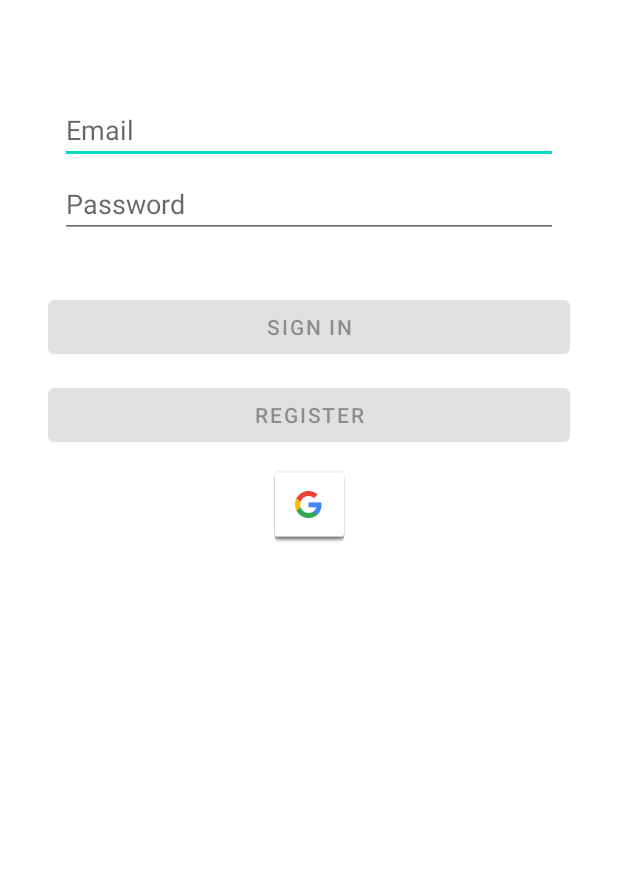
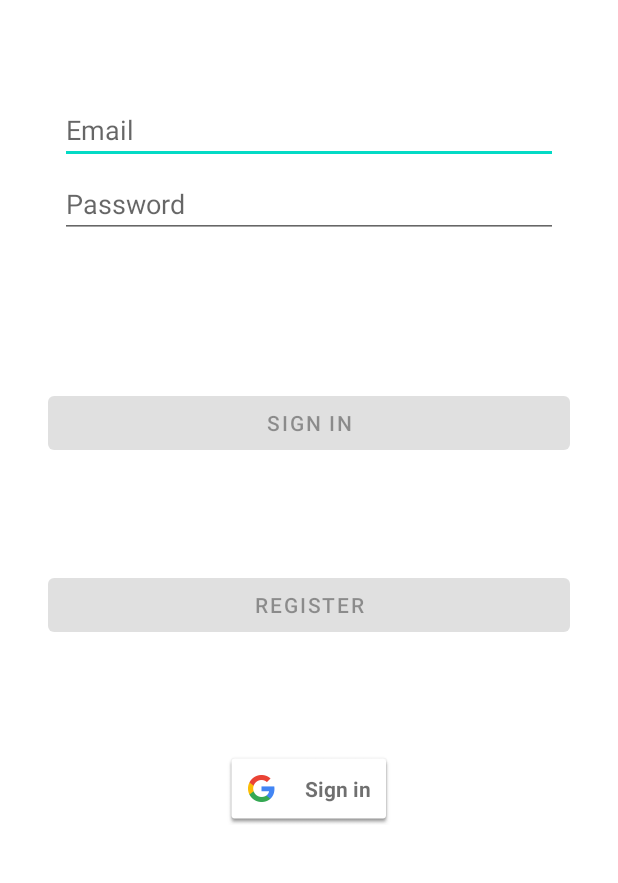
Before and after one commit to saul-h/student-planner-app, an Android app: the screen it shows after launch (LoginActivity), on a phone screen of 412 x 824 dp, the part 277-1160 px from its top. Run offline under Robolectric (Android 15) with nearby library versions, the phone set to English and light mode, and no system bars.

Commit message:
Google login

```diff
--- a/app/src/main/java/com/gseven/studentplanner/ui/login/LoginActivity.java
+++ b/app/src/main/java/com/gseven/studentplanner/ui/login/LoginActivity.java
@@ -14,6 +14,7 @@ import androidx.appcompat.app.AppCompatActivity;
 
 import android.text.Editable;
 import android.text.TextWatcher;
+import android.util.Log;
 import android.view.KeyEvent;
 import android.view.View;
 import android.view.inputmethod.EditorInfo;
@@ -23,6 +24,13 @@ import android.widget.ProgressBar;
 import android.widget.TextView;
 import android.widget.Toast;
 
+import com.google.android.gms.auth.api.signin.GoogleSignIn;
+import com.google.android.gms.auth.api.signin.GoogleSignInAccount;
+import com.google.android.gms.auth.api.signin.GoogleSignInClient;
+import com.google.android.gms.auth.api.signin.GoogleSignInOptions;
+import com.google.android.gms.common.SignInButton;
+import com.google.android.gms.common.api.ApiException;
+import com.google.android.gms.tasks.Task;
 import com.gseven.studentplanner.MainMenuActivity;
 import com.gseven.studentplanner.R;
 import com.gseven.studentplanner.ui.login.LoginViewModel;
@@ -30,6 +38,7 @@ import com.gseven.studentplanner.ui.login.LoginViewModelFactory;
 
 public class LoginActivity extends AppCompatActivity {
 
+    private static final int RC_SIGN_IN = 100;
     private LoginViewModel loginViewModel;
 
     @Override
@@ -43,6 +52,17 @@ public class LoginActivity extends AppCompatActivity {
         final EditText passwordEditText = findViewById(R.id.password);
         final Button loginButton = findViewById(R.id.login);
         final ProgressBar loadingProgressBar = findViewById(R.id.loading);
+        final SignInButton gSignInButton = findViewById(R.id.google_sign_in_button);
+        gSignInButton.setSize(SignInButton.SIZE_STANDARD);
+
+        // Configure sign-in to request the user's ID, email address, and basic
+        // profile. ID and basic profile are included in DEFAULT_SIGN_IN.
+        GoogleSignInOptions gso = new GoogleSignInOptions.Builder(GoogleSignInOptions.DEFAULT_SIGN_IN)
+                .requestEmail()
+                .build();
+
+        // Build a GoogleSignInClient with the options specified by gso.
+        GoogleSignInClient mGoogleSignInClient = GoogleSignIn.getClient(this, gso);
 
         loginViewModel.getLoginFormState().observe(this, new Observer<LoginFormState>() {
             @Override
@@ -117,9 +137,56 @@ public class LoginActivity extends AppCompatActivity {
                 loadingProgressBar.setVisibility(View.VISIBLE);
                 loginViewModel.login(usernameEditText.getText().toString(),
                 passwordEditText.getText().toString());
-
             }
         });
+
+        gSignInButton.setOnClickListener(new View.OnClickListener() {
+            @Override
+            public void onClick(View v) {
+                Intent signInIntent = mGoogleSignInClient.getSignInIntent();
+                // startActivity(signInIntent);
+                // TODO: implement startActivityForResult method
+                // String welcome = getString(R.string.welcome) + model.getDisplayName();
+                startActivityForResult(signInIntent, RC_SIGN_IN);
+            }
+        });
+    }
+
+    @Override
+    public void onActivityResult(int requestCode, int resultCode, Intent data) {
+        super.onActivityResult(requestCode, resultCode, data);
+
+        // Result returned from launching the Intent from GoogleSignInClient.getSignInIntent(...);
+        if (requestCode == RC_SIGN_IN) {
+            // The Task returned from this call is always completed, no need to attach
+            // a listener.
+            Task<GoogleSignInAccount> task = GoogleSignIn.getSignedInAccountFromIntent(data);
+            handleSignInResult(task);
+        }
+    }
+
+    private void handleSignInResult(Task<GoogleSignInAccount> completedTask) {
+        try {
+            GoogleSignInAccount account = completedTask.getResult(ApiException.class);
+
+            // Signed in successfully, show authenticated UI.
+            updateUiWithUser(account.getDisplayName());
+        } catch (ApiException e) {
+            // The ApiException status code indicates the detailed failure reason.
+            // Please refer to the GoogleSignInStatusCodes class reference for more information.
+            // TODO: implement The following code
+            // Log.w(TAG, "signInResult:failed code=" + e.getStatusCode());
+            Toast.makeText(getApplicationContext(), "Failed to login with Google", Toast.LENGTH_SHORT).show();
+        }
+    }
+
+    @Override
+    protected void onStart() {
+        // Check for existing Google Sign In account, if the user is already signed in
+        // the GoogleSignInAccount will be non-null.
+        super.onStart();
+        GoogleSignInAccount account = GoogleSignIn.getLastSignedInAccount(this);
+        // TODO: Hide sign-in button
     }
 
     private void updateUiWithUser(LoggedInUserView model) {
@@ -132,6 +199,16 @@ public class LoginActivity extends AppCompatActivity {
         Toast.makeText(getApplicationContext(), welcome, Toast.LENGTH_LONG).show();
     }
 
+    private void updateUiWithUser(String username) {
+        String welcome = getString(R.string.welcome) + username;
+
+        // Display the MainMenuActivity screen
+        Intent intent = new Intent(this, MainMenuActivity.class);
+        startActivity(intent);
+
+        Toast.makeText(getApplicationContext(), welcome, Toast.LENGTH_LONG).show();
+    }
+
     private void showLoginFailed(@StringRes Integer errorString) {
         Toast.makeText(getApplicationContext(), errorString, Toast.LENGTH_SHORT).show();
     }
--- a/app/src/main/res/layout/activity_login.xml
+++ b/app/src/main/res/layout/activity_login.xml
@@ -9,6 +9,7 @@
     android:paddingTop="@dimen/activity_vertical_margin"
     android:paddingRight="@dimen/activity_horizontal_margin"
     android:paddingBottom="@dimen/activity_vertical_margin"
+    android:visibility="visible"
     tools:context=".ui.login.LoginActivity">
 
     <EditText
@@ -106,18 +107,17 @@
 
     <com.google.android.gms.common.SignInButton
         android:id="@+id/google_sign_in_button"
-        android:layout_width="50dp"
-        android:layout_height="51dp"
-        android:layout_marginStart="180dp"
-        android:layout_marginLeft="180dp"
-        android:layout_marginEnd="180dp"
-        android:layout_marginRight="180dp"
-        android:layout_marginBottom="251dp"
-        android:foreground="@drawable/common_google_signin_btn_text_light_normal"
+        android:layout_width="wrap_content"
+        android:layout_height="wrap_content"
+        android:layout_marginStart="100dp"
+        android:layout_marginLeft="100dp"
+        android:layout_marginEnd="100dp"
+        android:layout_marginRight="100dp"
         android:visibility="visible"
         app:layout_constraintBottom_toBottomOf="parent"
         app:layout_constraintEnd_toEndOf="parent"
         app:layout_constraintStart_toStartOf="parent"
-        app:layout_constraintTop_toBottomOf="@+id/register" />
+        app:layout_constraintTop_toBottomOf="@+id/register"
+        tools:visibility="visible" />
 
 </androidx.constraintlayout.widget.ConstraintLayout>
```
Also changed, not shown: 1 other file.
